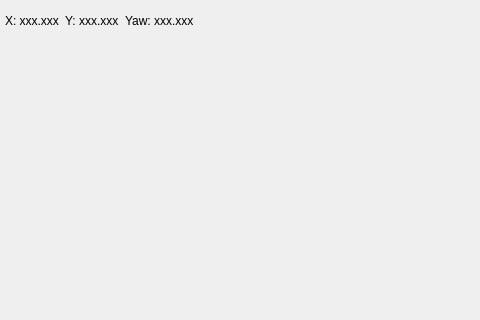
This is uf_rqt_plugins/src/uf_rqt_plugins/propagatorgui.ui in uf-mil-archive/software-common as Qt 5 draws it before an edit; both pictures show x 262 to 742 and y 0 to 320 of the 1167 by 780 pixel window. The edited form follows.
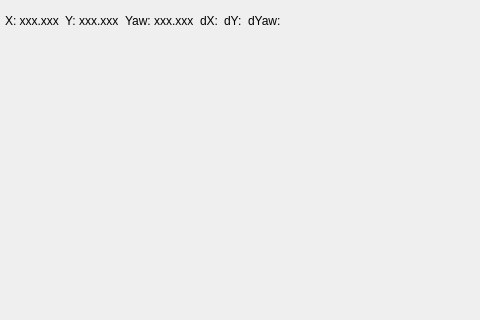
This is the edited form.

Commit message: PROPAGATOR_GUI: Set up odom feedback

```diff
--- a/uf_rqt_plugins/src/uf_rqt_plugins/propagatorgui.ui
+++ b/uf_rqt_plugins/src/uf_rqt_plugins/propagatorgui.ui
@@ -307,6 +307,27 @@
          </property>
         </widget>
        </item>
+       <item>
+        <widget class="QLabel" name="odom_d_x_label">
+         <property name="text">
+          <string>dX:</string>
+         </property>
+        </widget>
+       </item>
+       <item>
+        <widget class="QLabel" name="odom_d_y_label">
+         <property name="text">
+          <string>dY:</string>
+         </property>
+        </widget>
+       </item>
+       <item>
+        <widget class="QLabel" name="odom_d_yaw_label">
+         <property name="text">
+          <string>dYaw:</string>
+         </property>
+        </widget>
+       </item>
        <item>
         <spacer name="horizontalSpacer">
          <property name="orientation">
```
The commit also changes 1 other file.
